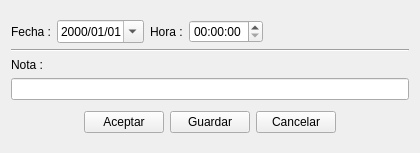
Above: agenda/newalerta_alerta_ui.ui from rodety/manager before the change. Below: the same form after it.
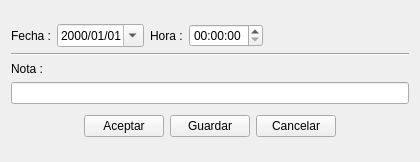
That is the form after the change. Icons and pictures are not drawn.

Diff of the .ui file:
```diff
--- a/agenda/newalerta_alerta_ui.ui
+++ b/agenda/newalerta_alerta_ui.ui
@@ -7,7 +7,7 @@
     <x>0</x>
     <y>0</y>
     <width>420</width>
-    <height>153</height>
+    <height>162</height>
    </rect>
   </property>
   <property name="windowTitle">
```
Left out of the diff: 6 changed lines with no effect on the pictures.
